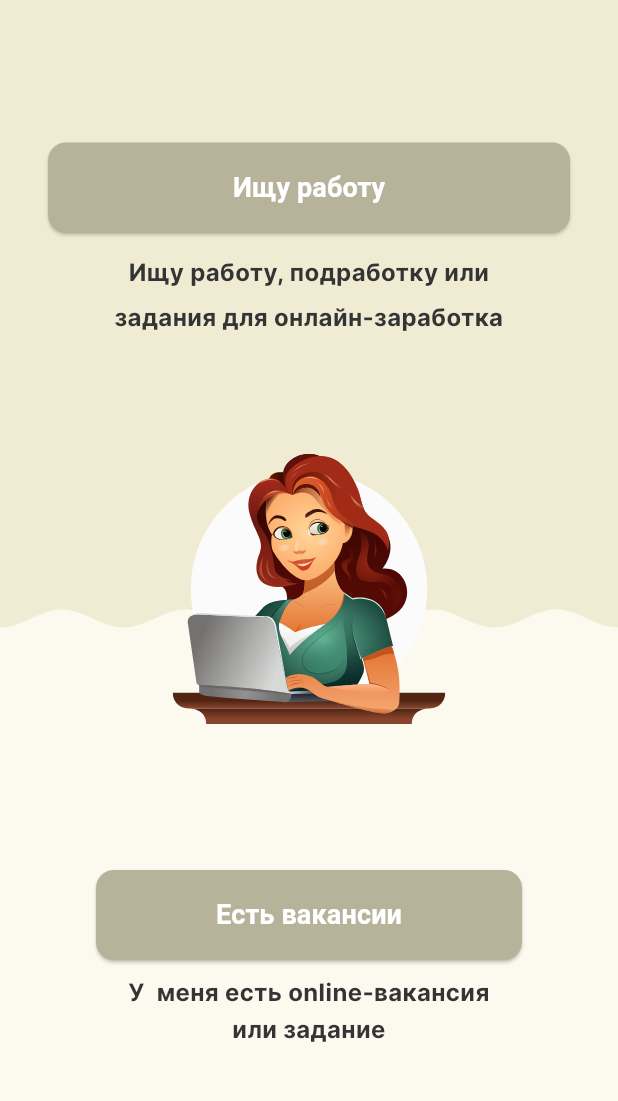
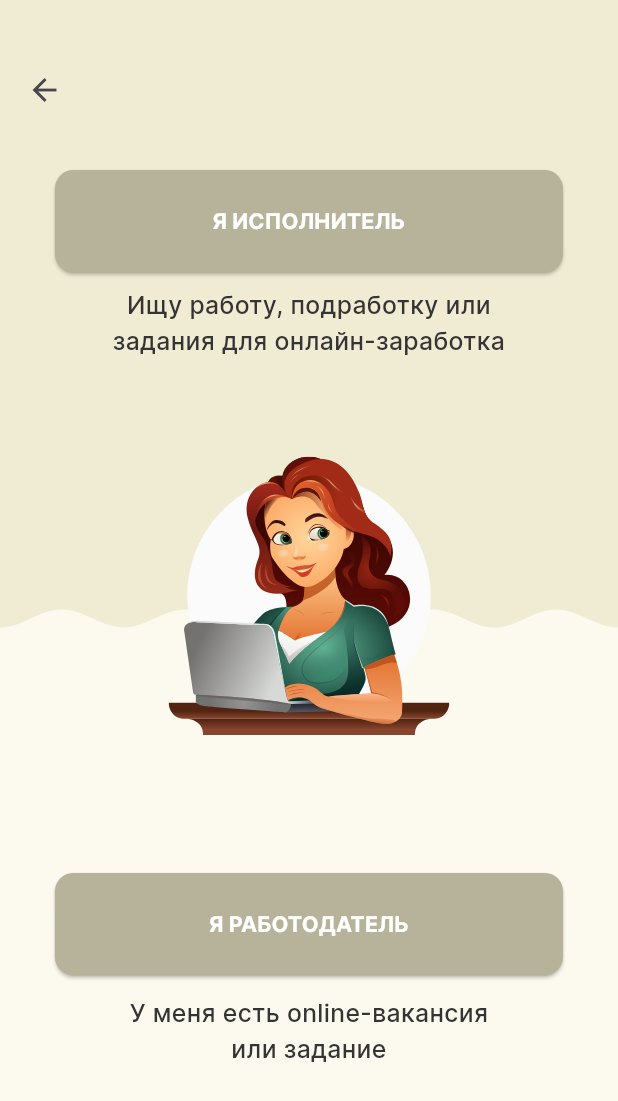
Before and after one commit to SavoSyka/mama_kris, a Flutter app: the ChoicePage screen opened by its route, on a phone screen of 412 x 824 dp. Shown: the top 1101 px of the screen. Run offline on Flutter 3.47's test engine with Material 3 defaults, Android fonts, the phone set to English and light mode, and no system bars; our stand-ins replace cloud_firestore, firebase_auth, firebase_core, flutter_svg, font_awesome_flutter, google_sign_in; missing offline and left inert: flutter_pdfview; accounts and stored records are empty.

Commit message:
Choice designed

```diff
--- a/lib/pages/choice.dart
+++ b/lib/pages/choice.dart
@@ -1,3 +1,5 @@
+import 'dart:math';
+
 import 'package:flutter/material.dart';
 import 'package:firebase_auth/firebase_auth.dart';
 import 'package:cloud_firestore/cloud_firestore.dart';
@@ -9,26 +11,55 @@ class ChoicePage extends StatelessWidget {
 
   @override
   Widget build(BuildContext context) {
-    final screenHeight = MediaQuery.of(context).size.height;
+    Size screenSize = MediaQuery.of(context).size;
+    double width = screenSize.width;
+    double height = screenSize.height;
+    double TextMultiply = min(width/360, height/800);
+    double VerticalMultiply = height/800;
+    double HorizontalMultiply = width/360;
+
 
     return Scaffold(
       backgroundColor: const Color(0xFFFCFAEE),
       body: Stack( // Используем Stack для наложения элементов
         children: <Widget>[
-          SineWaveWidget(verticalOffset: screenHeight / 2), // Волна на фоне
-          Positioned( // Позиционируем кнопку "Ищу работу" на верху экрана
-            top: 95, // Отступ сверху для размещения поверх волны
-            left: 32, // Отступ слева
-            right: 32, // Отступ справа
+          SineWaveWidget(verticalOffset: height / 2), // Волна на фоне
+
+          Align(
+            alignment: Alignment.center,
+            child: Padding(
+              padding: EdgeInsets.only(top: 15*VerticalMultiply),
+              child: SvgPicture .asset(
+                'images/logo.svg',
+                width: 220*HorizontalMultiply, // Ширина в пикселях
+                height: 224*VerticalMultiply, // Высота в пикселях
+              ),
+            ),
+          ),
+
+          Padding( // Позиционируем кнопку "Ищу работу" на верху экрана
+            padding: EdgeInsets.only(
+                left: 5.0*HorizontalMultiply, top: 35*VerticalMultiply, right: 32.0*HorizontalMultiply, bottom: 0.0),
+            child:IconButton(
+              icon: Icon(Icons.arrow_back),
+              onPressed: () {
+                Navigator.pop(context);
+              },
+            ),
+          ),
+
+          Padding(
+            padding: EdgeInsets.only(
+                left: 32.0*HorizontalMultiply, top: 110*VerticalMultiply, right: 32.0*HorizontalMultiply, bottom: 0.0),
             child: ElevatedButton(
               style: ElevatedButton.styleFrom(
                 backgroundColor: const Color(0xFFB7B39A), // Фон кнопки
                 foregroundColor: Colors.white, // Цвет текста кнопки
                 shape: RoundedRectangleBorder(
-                  borderRadius: BorderRadius.circular(12),
+                  borderRadius: BorderRadius.circular(12*TextMultiply),
                 ),
-                padding: const EdgeInsets.symmetric(vertical: 15),
-                minimumSize: const Size(double.infinity, 60), // Растягиваем на всю ширину
+                padding: EdgeInsets.only(top: 23*(height/800), bottom:23*(height/800)),
+                minimumSize:  Size(double.infinity, 60*TextMultiply), // Растягиваем кнопку на всю ширину с высотой 50
 
               ),
               onPressed: () async {
@@ -39,58 +70,43 @@ class ChoicePage extends StatelessWidget {
                   Navigator.pushNamed(context, '/search');
                 }
               },
-              child: const Text(
-                'Ищу работу',
-                style: TextStyle(fontSize: 18, fontWeight: FontWeight.w700),
+              child:  Text(
+                'Я ИСПОЛНИТЕЛЬ',
+                  style: TextStyle(fontSize: 14*TextMultiply, color: Color(0xFFFFFFFF), fontFamily: 'Inter', fontWeight: FontWeight.w700)
               ),
             ),
           ),
-          const Positioned(
-            top: 170, // Отступ сверху для размещения поверх волны
-            left: 45, // Отступ слева
-            right: 45, // Отступ справа
-            child: Text(
-              'Ищу работу, подработку или',
-              textAlign: TextAlign.center, // Добавляем здесь
-              style: TextStyle(fontSize: 16, fontFamily: 'Inter', fontWeight: FontWeight.w500, color: Color(0xFF343434)),
+          Padding(
+            padding: EdgeInsets.only(right: 32.0 * HorizontalMultiply, left: 32 * HorizontalMultiply, top: 186 * VerticalMultiply),
+            child:Container(
+              width: double.infinity,
+              height: 46*VerticalMultiply, // Примерная высота, убедитесь, что она достаточна
+              child: Center(
+                child: Text(
+                  'Ищу работу, подработку или\nзадания для онлайн-заработка',
+                  textAlign: TextAlign.center,
+                  style: TextStyle(fontSize: 16*TextMultiply, fontFamily: 'Inter1', fontWeight: FontWeight.w500, color: Color(0xFF343434)),
+                ),
+              ),
             ),
           ),
 
-          const Positioned(
-            top: 200, // Отступ сверху для размещения поверх волны
-            left: 45, // Отступ слева
-            right: 45, // Отступ справа
-            child: Text(
-              'задания для онлайн-заработка',
-              textAlign: TextAlign.center, // Добавляем здесь
-              style: TextStyle(fontSize: 16, fontFamily: 'Inter', fontWeight: FontWeight.w500, color: Color(0xFF343434)),
-            ),
-          ),
 
-          Align(
-            alignment: Alignment.center,
-            child: Padding(
-              padding: const EdgeInsets.only(top: 5,),
-              child: SvgPicture.asset('images/logo.svg'),
-            ),
-          ),
-       Positioned( // Позиционируем кнопку "Ищу работу" на верху экрана
-        top: 580, // Отступ сверху для размещения поверх волны
-        left: 32, // Отступ слева
-        right: 32, // Отступ справа
-        child:
+
+
+
           Padding(
-            padding: const EdgeInsets.symmetric(horizontal: 32), // Аналогично для второй кнопки
+            padding:  EdgeInsets.only(left: 32*HorizontalMultiply, top: 165*VerticalMultiply+ height/2, right:32*HorizontalMultiply, bottom:0), // Общий отступ для группы текстов
             child: ElevatedButton(
               style: ElevatedButton.styleFrom(
-                backgroundColor: const Color(0xFFB7B39A),
+                backgroundColor: const Color(0xFFB7B39A), // Фон кнопки
                 foregroundColor: Colors.white, // Цвет текста кнопки
+                shape: RoundedRectangleBorder(
+                  borderRadius: BorderRadius.circular(12*TextMultiply),
+                ),
+                padding: EdgeInsets.only(top: 23*(height/800), bottom:23*(height/800)),
+                minimumSize:  Size(double.infinity, 60*TextMultiply), // Растягиваем кнопку на всю ширину с высотой 50
 
-                shape: RoundedRectangleBorder(
-                  borderRadius: BorderRadius.circular(12),
-                ),
-                padding: const EdgeInsets.symmetric(vertical: 15),
-                minimumSize: const Size(double.infinity, 60), // Растягиваем на всю ширину
               ),
               onPressed: () async {
                 User? user = FirebaseAuth.instance.currentUser;
@@ -100,30 +116,25 @@ class ChoicePage extends StatelessWidget {
                   Navigator.pushNamed(context, '/job');
                 }
               },
-              child: const Text('Есть вакансии',
-                style: TextStyle(fontSize: 18, fontWeight: FontWeight.w700),
+              child:  Text(
+                  'Я РАБОТОДАТЕЛЬ',
+                  style: TextStyle(fontSize: 14*TextMultiply, color: Color(0xFFFFFFFF), fontFamily: 'Inter', fontWeight: FontWeight.w700)
               ),
             ),
           ),
-      ),
-          const Positioned(
-            top: 650, // Отступ сверху для размещения поверх волны
-            left: 58, // Отступ слева
-            right: 58, // Отступ справа
-            child: Text(
-              'У  меня есть online-вакансия',
-              textAlign: TextAlign.center, // Добавляем здесь
-              style: TextStyle(fontSize: 16, fontFamily: 'Inter', fontWeight: FontWeight.w500, color: Color(0xFF343434)),
-            ),
-          ),
-          const Positioned(
-            top: 675, // Отступ сверху для размещения поверх волны
-            left: 58, // Отступ слева
-            right: 58, // Отступ справа
-            child: Text(
-              'или задание',
-              textAlign: TextAlign.center, // Добавляем здесь
-              style: TextStyle(fontSize: 16, fontFamily: 'Inter', fontWeight: FontWeight.w500, color: Color(0xFF343434)),
+
+          Padding(
+            padding: EdgeInsets.only(right: 32.0 * HorizontalMultiply, left: 32 * HorizontalMultiply, top: 244 * VerticalMultiply + height/2),
+            child:Container(
+              width: double.infinity,
+              height: 46*VerticalMultiply, // Примерная высота, убедитесь, что она достаточна
+              child: Center(
+                child: Text(
+                  'У меня есть online-вакансия\nили задание',
+                  textAlign: TextAlign.center,
+                  style: TextStyle(fontSize: 16*TextMultiply, fontFamily: 'Inter1', fontWeight: FontWeight.w500, color: Color(0xFF343434)),
+                ),
+              ),
             ),
           ),
         ],
```
